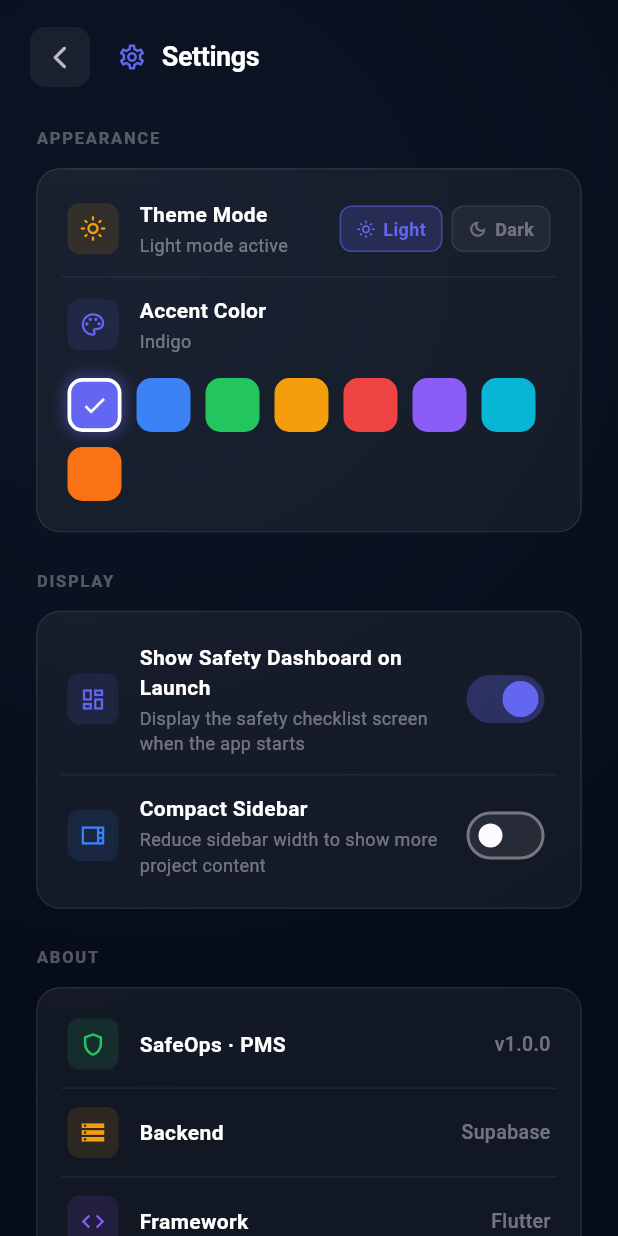
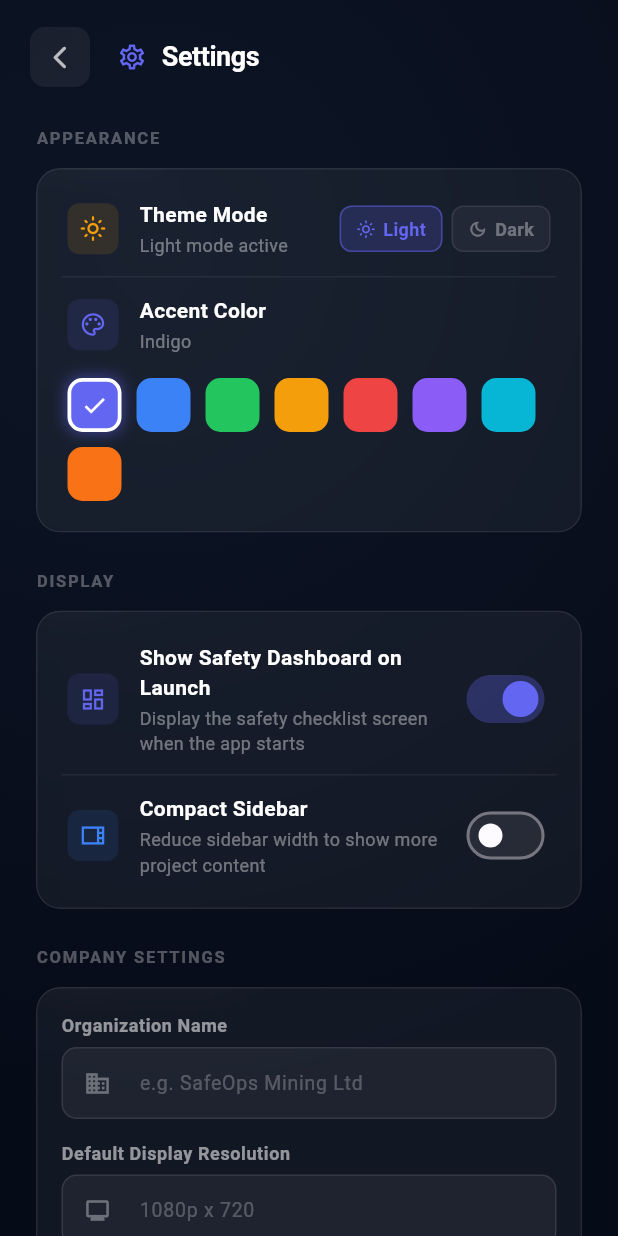
Before and after one commit to peterdiazchipulu01-cpu/project-management-system, a Flutter app: the SettingsScreen screen opened directly, on a phone screen of 412 x 824 dp. Run offline on Flutter 3.47's test engine with Material 3 defaults, Android fonts, the phone set to English and light mode, and no system bars; our stand-ins replace flutter_riverpod, shared_preferences, supabase_flutter; accounts and stored records are empty.

Commit message:
feat: add SettingsForm with Supabase company_settings integration

```diff
--- a/flutter_app/lib/core/supabase_config.dart
+++ b/flutter_app/lib/core/supabase_config.dart
@@ -2,3 +2,7 @@
 // Dashboard → Settings → API → Project URL / anon public key
 const supabaseUrl = 'https://hbagzcozkcyudjpkgiza.supabase.co';
 const supabaseAnonKey = 'sb_publishable_aN-KuQptL5vPaxs9Pumaeg_Mk6EO7cV';
+
+// Fixed org ID for single-tenant deployment.
+// Replace with a dynamic value when multi-tenancy / auth is added.
+const defaultOrgId = '00000000-0000-0000-0000-000000000001';
--- a/flutter_app/lib/screens/settings_screen.dart
+++ b/flutter_app/lib/screens/settings_screen.dart
@@ -1,8 +1,10 @@
 import 'dart:ui';
 import 'package:flutter/material.dart';
 import 'package:flutter_riverpod/flutter_riverpod.dart';
+import '../core/supabase_config.dart';
 import '../providers/theme_provider.dart';
 import '../providers/settings_provider.dart';
+import '../widgets/settings/settings_form.dart';
 
 class SettingsScreen extends ConsumerWidget {
   const SettingsScreen({super.key});
@@ -79,6 +81,12 @@ class SettingsScreen extends ConsumerWidget {
                               ),
                             ],
                           ),
+                        ),
+                        const SizedBox(height: 24),
+                        _sectionLabel('Company Settings'),
+                        const SizedBox(height: 12),
+                        _glassCard(
+                          child: const SettingsForm(orgId: defaultOrgId),
                         ),
                         const SizedBox(height: 24),
                         _sectionLabel('About'),
--- /dev/null
+++ b/flutter_app/lib/widgets/settings/settings_form.dart
@@ -0,0 +1,262 @@
+import 'package:flutter/material.dart';
+import 'package:supabase_flutter/supabase_flutter.dart';
+
+class SettingsForm extends StatefulWidget {
+  final String orgId;
+
+  const SettingsForm({super.key, required this.orgId});
+
+  @override
+  State<SettingsForm> createState() => _SettingsFormState();
+}
+
+class _SettingsFormState extends State<SettingsForm> {
+  final SupabaseClient _supabase = Supabase.instance.client;
+  final _formKey = GlobalKey<FormState>();
+
+  final TextEditingController _orgNameController = TextEditingController();
+  final TextEditingController _resolutionController = TextEditingController();
+
+  bool _enableNotifications = true;
+  bool _isLoading = true;
+  bool _isSaving = false;
+
+  @override
+  void initState() {
+    super.initState();
+    _loadSettings();
+  }
+
+  Future<void> _loadSettings() async {
+    try {
+      final response = await _supabase
+          .from('company_settings')
+          .select()
+          .eq('id', widget.orgId)
+          .maybeSingle();
+
+      if (!mounted) return;
+
+      if (response != null) {
+        _orgNameController.text = response['organization_name'] ?? '';
+        _resolutionController.text =
+            response['default_resolution'] ?? '1080p x 720';
+        _enableNotifications = response['enable_notifications'] ?? true;
+      }
+    } catch (e) {
+      if (!mounted) return;
+      _showSnack('Error loading settings: $e', isError: true);
+    } finally {
+      if (mounted) setState(() => _isLoading = false);
+    }
+  }
+
+  Future<void> _saveSettings() async {
+    if (!_formKey.currentState!.validate()) return;
+
+    setState(() => _isSaving = true);
+    try {
+      await _supabase.from('company_settings').upsert({
+        'id': widget.orgId,
+        'organization_name': _orgNameController.text.trim(),
+        'default_resolution': _resolutionController.text.trim(),
+        'enable_notifications': _enableNotifications,
+        'updated_at': DateTime.now().toIso8601String(),
+      }, onConflict: 'id');
+
+      if (!mounted) return;
+      _showSnack('Settings saved successfully');
+    } catch (e) {
+      if (!mounted) return;
+      _showSnack('Error saving settings: $e', isError: true);
+    } finally {
+      if (mounted) setState(() => _isSaving = false);
+    }
+  }
+
+  void _showSnack(String message, {bool isError = false}) {
+    ScaffoldMessenger.of(context).showSnackBar(
+      SnackBar(
+        content: Text(message),
+        backgroundColor: isError
+            ? const Color(0xFFEF4444)
+            : const Color(0xFF22C55E),
+        behavior: SnackBarBehavior.floating,
+        shape: RoundedRectangleBorder(borderRadius: BorderRadius.circular(10)),
+      ),
+    );
+  }
+
+  @override
+  Widget build(BuildContext context) {
+    if (_isLoading) {
+      return const Center(
+        child: CircularProgressIndicator(color: Color(0xFF6366F1)),
+      );
+    }
+
+    return Form(
+      key: _formKey,
+      child: Column(
+        crossAxisAlignment: CrossAxisAlignment.start,
+        children: [
+          _darkField(
+            controller: _orgNameController,
+            label: 'Organization Name',
+            hint: 'e.g. SafeOps Mining Ltd',
+            icon: Icons.business_outlined,
+            validator: (v) =>
+                (v == null || v.trim().isEmpty) ? 'Name is required' : null,
+          ),
+          const SizedBox(height: 14),
+          _darkField(
+            controller: _resolutionController,
+            label: 'Default Display Resolution',
+            hint: '1080p x 720',
+            icon: Icons.monitor_outlined,
+          ),
+          const SizedBox(height: 14),
+          _notificationsToggle(),
+          const SizedBox(height: 24),
+          SizedBox(
+            width: double.infinity,
+            child: ElevatedButton(
+              onPressed: _isSaving ? null : _saveSettings,
+              style: ElevatedButton.styleFrom(
+                backgroundColor: const Color(0xFF6366F1),
+                foregroundColor: Colors.white,
+                disabledBackgroundColor:
+                    const Color(0xFF6366F1).withValues(alpha: 0.4),
+                padding: const EdgeInsets.symmetric(vertical: 14),
+                shape: RoundedRectangleBorder(
+                    borderRadius: BorderRadius.circular(10)),
+                elevation: 0,
+              ),
+              child: _isSaving
+                  ? const SizedBox(
+                      width: 18,
+                      height: 18,
+                      child: CircularProgressIndicator(
+                          color: Colors.white, strokeWidth: 2),
+                    )
+                  : const Text(
+                      'Save Changes',
+                      style: TextStyle(
+                          fontWeight: FontWeight.w700, fontSize: 14),
+                    ),
+            ),
+          ),
+        ],
+      ),
+    );
+  }
+
+  Widget _darkField({
+    required TextEditingController controller,
+    required String label,
+    required String hint,
+    required IconData icon,
+    String? Function(String?)? validator,
+  }) {
+    return Column(
+      crossAxisAlignment: CrossAxisAlignment.start,
+      children: [
+        Text(
+          label,
+          style: TextStyle(
+            color: Colors.white.withValues(alpha: 0.55),
+            fontSize: 12,
+            fontWeight: FontWeight.w600,
+            letterSpacing: 0.4,
+          ),
+        ),
+        const SizedBox(height: 6),
+        TextFormField(
+          controller: controller,
+          validator: validator,
+          style: const TextStyle(color: Colors.white, fontSize: 14),
+          decoration: InputDecoration(
+            hintText: hint,
+            hintStyle:
+                TextStyle(color: Colors.white.withValues(alpha: 0.25), fontSize: 13),
+            prefixIcon:
+                Icon(icon, color: Colors.white.withValues(alpha: 0.35), size: 18),
+            filled: true,
+            fillColor: Colors.white.withValues(alpha: 0.05),
+            contentPadding:
+                const EdgeInsets.symmetric(horizontal: 14, vertical: 13),
+            enabledBorder: OutlineInputBorder(
+              borderRadius: BorderRadius.circular(10),
+              borderSide:
+                  BorderSide(color: Colors.white.withValues(alpha: 0.1)),
+            ),
+            focusedBorder: OutlineInputBorder(
+              borderRadius: BorderRadius.circular(10),
+              borderSide: const BorderSide(color: Color(0xFF6366F1)),
+            ),
+            errorBorder: OutlineInputBorder(
+              borderRadius: BorderRadius.circular(10),
+              borderSide: const BorderSide(color: Color(0xFFEF4444)),
+            ),
+            focusedErrorBorder: OutlineInputBorder(
+              borderRadius: BorderRadius.circular(10),
+              borderSide: const BorderSide(color: Color(0xFFEF4444)),
+            ),
+            errorStyle: const TextStyle(color: Color(0xFFEF4444), fontSize: 11),
+          ),
+        ),
+      ],
+    );
+  }
+
+  Widget _notificationsToggle() {
+    return Container(
+      padding: const EdgeInsets.symmetric(horizontal: 14, vertical: 10),
+      decoration: BoxDecoration(
+        color: Colors.white.withValues(alpha: 0.05),
+        borderRadius: BorderRadius.circular(10),
+        border: Border.all(color: Colors.white.withValues(alpha: 0.1)),
+      ),
+      child: Row(
+        children: [
+          Icon(Icons.notifications_outlined,
+              color: Colors.white.withValues(alpha: 0.35), size: 18),
+          const SizedBox(width: 12),
+          Expanded(
+            child: Column(
+              crossAxisAlignment: CrossAxisAlignment.start,
+              children: [
+                const Text('Enable Notifications',
+                    style: TextStyle(
+                        color: Colors.white,
+                        fontSize: 14,
+                        fontWeight: FontWeight.w600)),
+                const SizedBox(height: 2),
+                Text('Receive alerts for important site updates',
+                    style: TextStyle(
+                        color: Colors.white.withValues(alpha: 0.35),
+                        fontSize: 11)),
+              ],
+            ),
+          ),
+          Switch(
+            value: _enableNotifications,
+            onChanged: (v) => setState(() => _enableNotifications = v),
+            activeThumbColor: const Color(0xFF6366F1),
+            activeTrackColor:
+                const Color(0xFF6366F1).withValues(alpha: 0.3),
+            inactiveThumbColor: Colors.white38,
+            inactiveTrackColor: Colors.white.withValues(alpha: 0.08),
+          ),
+        ],
+      ),
+    );
+  }
+
+  @override
+  void dispose() {
+    _orgNameController.dispose();
+    _resolutionController.dispose();
+    super.dispose();
+  }
+}
```
Also changed, not shown: 1 other file.
